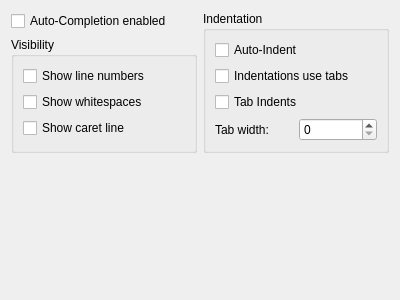
blurstudio/PrEditor, file blurdev/ide/config/common/ui/documentconfig.ui: the form before one commit.
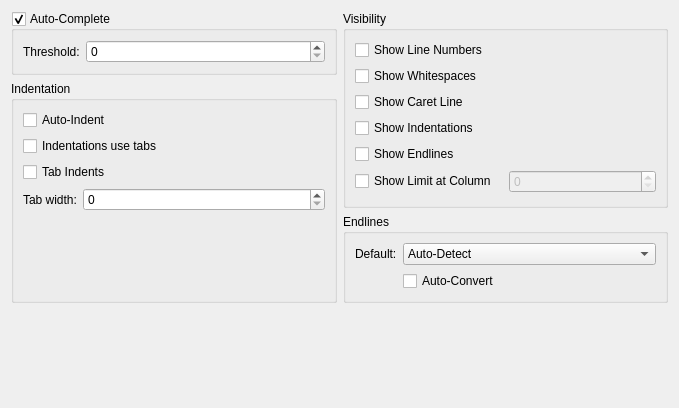
The form after the commit.

Commit message: Merging changes up to revision: 12063 in branch svn://ocelot/blur/branches/blurdev/blurdev-linux-2011-07-19 Preference now checks if the xml was loaded successfully this way if a preference file exists, but is corrupt it will populate with defaults. LoggerWindow has a menu item to set the indentations use tabs setting of the DocumentEditor.

Diff of the .ui file:
```diff
--- a/blurdev/ide/config/common/ui/documentconfig.ui
+++ b/blurdev/ide/config/common/ui/documentconfig.ui
@@ -6,23 +6,59 @@
    <rect>
     <x>0</x>
     <y>0</y>
-    <width>400</width>
-    <height>300</height>
+    <width>679</width>
+    <height>408</height>
    </rect>
   </property>
   <property name="windowTitle">
    <string>Document Config</string>
   </property>
+  <layout class="QGridLayout" name="gridLayout_4">
+   <item row="0" column="0">
+    <layout class="QVBoxLayout" name="verticalLayout">
+     <item>
+      <widget class="QGroupBox" name="uiAutoCompleteCHK">
+       <property name="sizePolicy">
+        <sizepolicy hsizetype="Expanding" vsizetype="Preferred">
+         <horstretch>0</horstretch>
+         <verstretch>0</verstretch>
+        </sizepolicy>
+       </property>
+       <property name="title">
+        <string>Auto-Complete</string>
+       </property>
+       <property name="checkable">
+        <bool>true</bool>
+       </property>
   <layout class="QGridLayout" name="gridLayout_3">
    <item row="0" column="0">
-    <widget class="QCheckBox" name="uiAutoCompleteCHK">
+         <widget class="QLabel" name="label_2">
      <property name="text">
-      <string>Auto-Completion enabled</string>
+           <string>Threshold:</string>
      </property>
     </widget>
    </item>
-   <item row="0" column="1" rowspan="2">
+        <item row="0" column="1">
+         <widget class="QSpinBox" name="uiAutoCompleteThresholdSPN">
+          <property name="sizePolicy">
+           <sizepolicy hsizetype="Expanding" vsizetype="Fixed">
+            <horstretch>0</horstretch>
+            <verstretch>0</verstretch>
+           </sizepolicy>
+          </property>
+         </widget>
+        </item>
+       </layout>
+      </widget>
+     </item>
+     <item>
     <widget class="QGroupBox" name="groupBox">
+       <property name="sizePolicy">
+        <sizepolicy hsizetype="Expanding" vsizetype="Expanding">
+         <horstretch>0</horstretch>
+         <verstretch>0</verstretch>
+        </sizepolicy>
+       </property>
      <property name="title">
       <string>Indentation</string>
      </property>
@@ -56,42 +92,184 @@
        </widget>
       </item>
       <item row="3" column="1">
-       <widget class="QSpinBox" name="uiTabWidthSPN"/>
-      </item>
+         <widget class="QSpinBox" name="uiTabWidthSPN">
+          <property name="sizePolicy">
+           <sizepolicy hsizetype="Expanding" vsizetype="Fixed">
+            <horstretch>0</horstretch>
+            <verstretch>0</verstretch>
+           </sizepolicy>
+          </property>
+         </widget>
+        </item>
+        <item row="4" column="1">
+         <spacer name="verticalSpacer_2">
+          <property name="orientation">
+           <enum>Qt::Vertical</enum>
+          </property>
+          <property name="sizeHint" stdset="0">
+           <size>
+            <width>20</width>
+            <height>40</height>
+           </size>
+          </property>
+         </spacer>
+        </item>
      </layout>
     </widget>
    </item>
-   <item row="1" column="0">
+    </layout>
+   </item>
+   <item row="0" column="1">
+    <layout class="QVBoxLayout" name="verticalLayout_2">
+     <item>
     <widget class="QGroupBox" name="groupBox_2">
+       <property name="sizePolicy">
+        <sizepolicy hsizetype="Expanding" vsizetype="Preferred">
+         <horstretch>0</horstretch>
+         <verstretch>0</verstretch>
+        </sizepolicy>
+       </property>
      <property name="title">
       <string>Visibility</string>
      </property>
      <layout class="QGridLayout" name="gridLayout_2">
-      <item row="0" column="0">
+        <item row="0" column="0" colspan="2">
        <widget class="QCheckBox" name="uiShowLineNumbersCHK">
         <property name="text">
-         <string>Show line numbers</string>
+           <string>Show Line Numbers</string>
         </property>
        </widget>
       </item>
-      <item row="1" column="0">
+        <item row="1" column="0" colspan="2">
        <widget class="QCheckBox" name="uiShowWhitespacesCHK">
         <property name="text">
-         <string>Show whitespaces</string>
+           <string>Show Whitespaces</string>
         </property>
        </widget>
       </item>
-      <item row="2" column="0">
+        <item row="2" column="0" colspan="2">
        <widget class="QCheckBox" name="uiCaretLineVisibleCHK">
         <property name="text">
-         <string>Show caret line</string>
+           <string>Show Caret Line</string>
         </property>
        </widget>
       </item>
+        <item row="3" column="0" colspan="2">
+         <widget class="QCheckBox" name="uiShowIndentationsCHK">
+          <property name="text">
+           <string>Show Indentations</string>
+          </property>
+         </widget>
+        </item>
+        <item row="4" column="0" colspan="2">
+         <widget class="QCheckBox" name="uiShowEndlinesCHK">
+          <property name="text">
+           <string>Show Endlines</string>
+          </property>
+         </widget>
+        </item>
+        <item row="5" column="0">
+         <widget class="QCheckBox" name="uiShowLimitColumnCHK">
+          <property name="text">
+           <string>Show Limit at Column</string>
+          </property>
+         </widget>
+        </item>
+        <item row="5" column="1">
+         <widget class="QSpinBox" name="uiLimitColumnSPN">
+          <property name="enabled">
+           <bool>false</bool>
+          </property>
+          <property name="maximum">
+           <number>100000</number>
+          </property>
+         </widget>
+        </item>
+        <item row="6" column="0">
+         <spacer name="verticalSpacer_3">
+          <property name="orientation">
+           <enum>Qt::Vertical</enum>
+          </property>
+          <property name="sizeHint" stdset="0">
+           <size>
+            <width>20</width>
+            <height>40</height>
+           </size>
+          </property>
+         </spacer>
+        </item>
      </layout>
     </widget>
    </item>
-   <item row="2" column="0">
+     <item>
+      <widget class="QGroupBox" name="groupBox_3">
+       <property name="title">
+        <string>Endlines</string>
+       </property>
+       <layout class="QFormLayout" name="formLayout">
+        <item row="0" column="0">
+         <widget class="QLabel" name="uiEolModeLBL">
+          <property name="text">
+           <string>Default:</string>
+          </property>
+         </widget>
+        </item>
+        <item row="0" column="1">
+         <widget class="QComboBox" name="uiEndlineModeDDL">
+          <property name="sizePolicy">
+           <sizepolicy hsizetype="Expanding" vsizetype="Fixed">
+            <horstretch>0</horstretch>
+            <verstretch>0</verstretch>
+           </sizepolicy>
+          </property>
+          <item>
+           <property name="text">
+            <string>Auto-Detect</string>
+           </property>
+          </item>
+          <item>
+           <property name="text">
+            <string>Mac</string>
+           </property>
+          </item>
+          <item>
+           <property name="text">
+            <string>Unix</string>
+           </property>
+          </item>
+          <item>
+           <property name="text">
+            <string>Windows</string>
+           </property>
+          </item>
+         </widget>
+        </item>
+        <item row="1" column="1">
+         <widget class="QCheckBox" name="uiEndlineConvertCHK">
+          <property name="text">
+           <string>Auto-Convert</string>
+          </property>
+         </widget>
+        </item>
+       </layout>
+      </widget>
+     </item>
+    </layout>
+   </item>
+   <item row="1" column="0">
+    <spacer name="verticalSpacer_4">
+     <property name="orientation">
+      <enum>Qt::Vertical</enum>
+     </property>
+     <property name="sizeHint" stdset="0">
+      <size>
+       <width>20</width>
+       <height>56</height>
+      </size>
+     </property>
+    </spacer>
+   </item>
+   <item row="1" column="1">
     <spacer name="verticalSpacer">
      <property name="orientation">
       <enum>Qt::Vertical</enum>
```
Left out of the diff: 19 changed lines with no effect on the pictures. Lines whose indentation alone changed are shown as unchanged. The commit also changes 12 other files.
